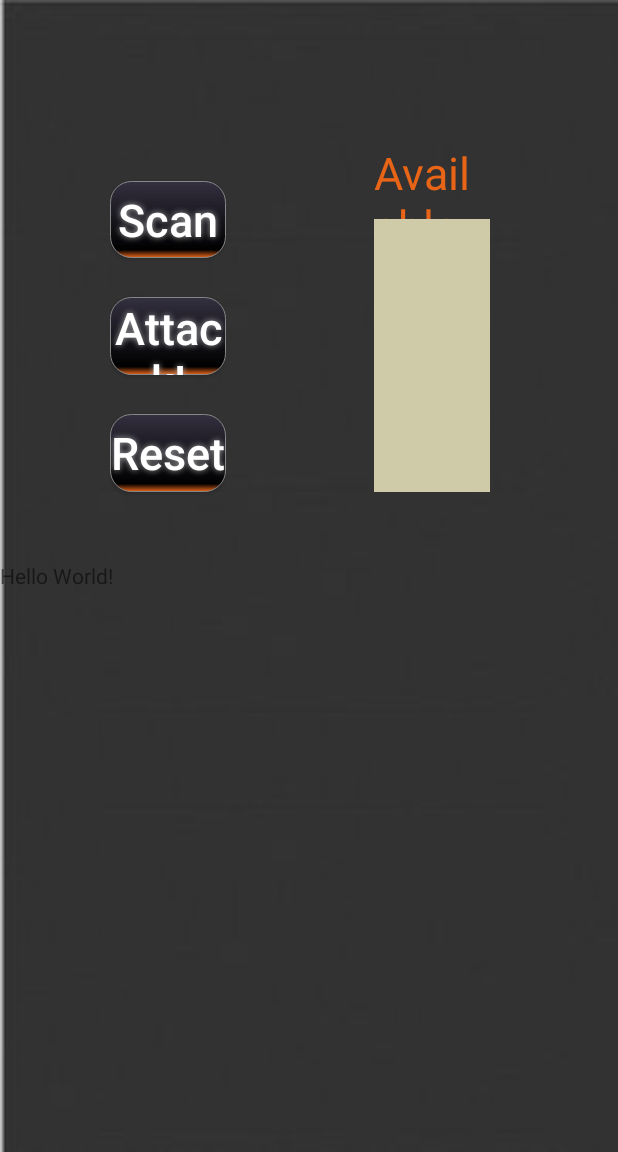
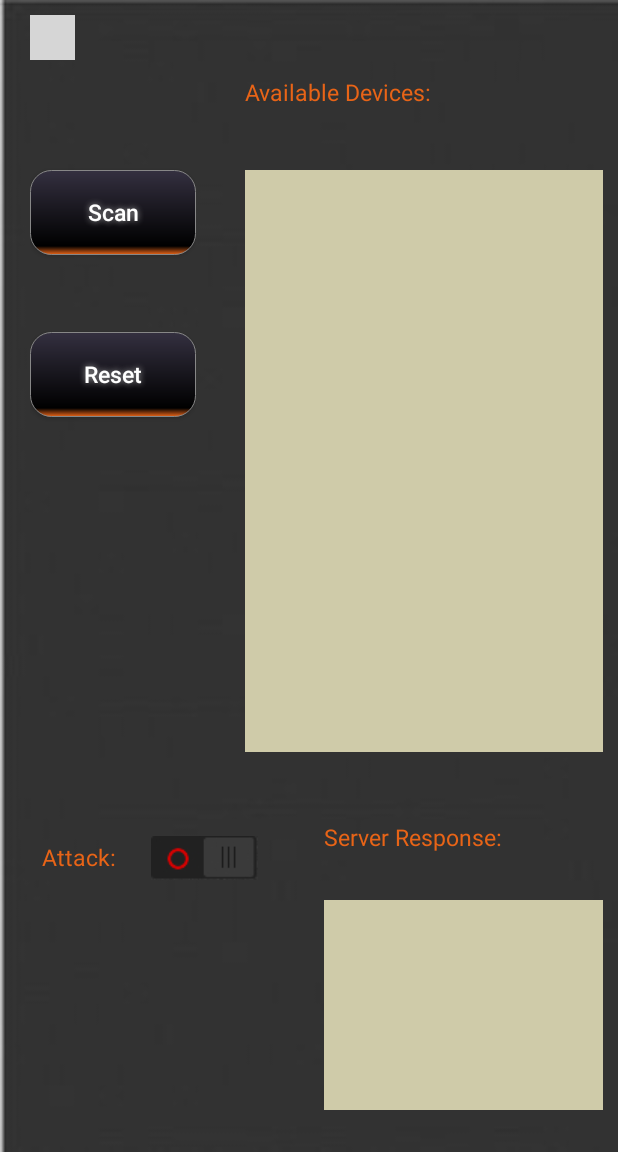
Before and after one commit to mishaelm/android, an Android app: the screen it shows after launch (MainActivity), on a phone screen of 412 x 824 dp, the part 84-1236 px from its top. Run offline under Robolectric (Android 15) with nearby library versions, the phone set to English and light mode, and no system bars; grey boxes are pictures that could not be loaded.

Commit message:
connection  established --todo--  - check first connection slow response  - create settings dialog

```diff
--- a/app/src/main/java/com/exper/bluejack/MainActivity.java
+++ b/app/src/main/java/com/exper/bluejack/MainActivity.java
@@ -2,19 +2,28 @@ package com.exper.bluejack;
 
 import android.bluetooth.BluetoothAdapter;
 import android.bluetooth.BluetoothDevice;
-import android.os.StatFs;
+import android.graphics.Color;
+import android.os.Handler;
+import android.os.Message;
 import android.support.v7.app.AppCompatActivity;
 import android.os.Bundle;
 import android.util.Log;
 import android.view.View;
+import android.widget.AdapterView;
 import android.widget.ArrayAdapter;
+import android.widget.Button;
+import android.widget.ImageButton;
 import android.widget.ListView;
+import android.widget.TextView;
+import android.widget.Toast;
 
 import java.io.BufferedReader;
 import java.io.IOException;
 import java.io.InputStreamReader;
 import java.io.PrintWriter;
+import java.lang.ref.WeakReference;
 import java.net.Socket;
+import java.net.SocketAddress;
 import java.net.UnknownHostException;
 import java.util.ArrayList;
 import java.util.List;
@@ -22,11 +31,40 @@ import java.util.Set;
 
 public class MainActivity extends AppCompatActivity {
     private static String TAG = "mmmMainActivity";
+    private static boolean enableAttack = false;
+
+    private static Handler handler = null;
 
     @Override
     protected void onCreate(Bundle savedInstanceState) {
         super.onCreate(savedInstanceState);
         setContentView(R.layout.activity_main);
+        ListView list = findViewById(R.id.lisView);
+        list.setOnItemClickListener(new AdapterView.OnItemClickListener() {
+            @Override
+            public void onItemClick(AdapterView<?> adapterView, View view, int i, long l) {
+                view.setBackgroundColor(Color.parseColor("#3F7AE0"));
+                enableAttack = true;
+            }
+        });
+
+        handler = new Handler(new Handler.Callback() {
+            @Override
+            public boolean handleMessage(Message message) {
+                ImageButton btn =  findViewById(R.id.attack_indicator);
+                btn.setImageDrawable(getResources().getDrawable(R.drawable.btn_off3));
+
+                Log.v(TAG, "handler received message");
+                if (message.arg1 == 0){
+                    Bundle temp = message.getData();
+                    TextView textView = findViewById(R.id.server_response_text);
+                    textView.setText(temp.getString("server_response"));;
+                }
+                return false;
+            }
+        });
+
+
     }
 
 
@@ -41,52 +79,99 @@ public class MainActivity extends AppCompatActivity {
             s.add(bt.getName());
 
         list.setAdapter(new ArrayAdapter<String>(this, R.layout.list_item_layout, s));
+    }
+
+
+
+    public void attackBtnClicked(View v){
+        if (enableAttack){
+            ImageButton attackIndicator =  findViewById(R.id.attack_indicator);
+            attackIndicator.setImageDrawable(getResources().getDrawable(R.drawable.btn_on3));
+            new Thread(new Run()).start();
+        }else{
+            Toast.makeText(this, "you must choose a device to attack", Toast.LENGTH_LONG).show();
+        }
 
 
     }
 
-    public void attackBtnClicked(View v){
-        new Thread(new run()).start();
 
-    }
+
 
     public void resetBtnClicked(View v){
 
     }
 
-    class run implements Runnable{
+
+    public void settingsBtnClicked(View v){
+
+    }
+
+    private void setServerResponse(String response){
+        TextView textView =  findViewById(R.id.server_response_text);
+        textView.setText(response);
+    }
+
+
+    static class Run implements Runnable{
+        static boolean running = false;
         @Override
-        public void run() {
+        public synchronized void run() {
+            enableAttack = false;
             //Create socket connection
+            String serverResponse = null;
+            Message msg = new Message();
             try{
                 Log.v(TAG,"creating socket" );
                 Socket socket = new Socket("192.168.1.103", 4321);
+//                socket.setSoTimeout(10000);
+                if (socket.isConnected()){
+                    Log.v(TAG, "is connected");
+                }
+                if (socket.isBound()){
+                    Log.v(TAG, "is bound");
+                }
+                if (socket.isInputShutdown()){
+                    Log.v(TAG, "InputShutdown");
+                }
+
+                if (socket.isOutputShutdown()){
+                    Log.v(TAG, "OutputShutdown");
+                }
+
 
                 PrintWriter out = new PrintWriter(socket.getOutputStream(),    true);
                 BufferedReader in = new BufferedReader(new InputStreamReader( socket.getInputStream()));
                 Log.v(TAG,"sending data" );
-                out.println("hey there");
+                out.println("hallo there");
+                try{
+                    serverResponse = in.readLine();
+                    Log.v(TAG,"Text received: " + serverResponse);
+                    if (serverResponse != null){
+                        msg.arg1 = 0;
+                    }
+                } catch (IOException e){
+                    msg.arg1 = -1;
+                    Log.v(TAG,"Read failed");
+                }
+            } catch (UnknownHostException e) {
+                msg.arg1 = -1;
+                Log.v(TAG,"Unknown host: 192.168.1.103" );
+                System.out.println("Unknown host: kq6py");
+            } catch  (IOException e) {
+                msg.arg1 = -1;
+                Log.v(TAG,"No I/O" );
+            }
+            if (msg.arg1 == 0){
+                Bundle bundle = new Bundle();
+                bundle.putString("server_response", serverResponse);
+                msg.setData(bundle);
+            }
+
+            handler.sendMessage(msg);
 
 
 
-
-
-
-                try{
-                    String line = in.readLine();
-                    Log.v(TAG,"Text received: " + line);
-                } catch (IOException e){
-                    Log.v(TAG,"Read failed");
-                    System.exit(1);
-                }
-            } catch (UnknownHostException e) {
-                Log.v(TAG,"Unknown host: 192.168.1.103" );
-                System.out.println("Unknown host: kq6py");
-                System.exit(1);
-            } catch  (IOException e) {
-                Log.v(TAG,"No I/O" );
-                System.exit(1);
-            }
         }
     }
 
--- /dev/null
+++ b/app/src/main/java/com/exper/bluejack/SettingsDialog.java
@@ -0,0 +1,15 @@
+package com.exper.bluejack;
+
+import android.app.Dialog;
+import android.content.Context;
+import android.support.annotation.NonNull;
+
+/**
+ * Created by mishael on 11/23/17.
+ */
+
+public class SettingsDialog extends Dialog {
+    public SettingsDialog(@NonNull Context context) {
+        super(context);
+    }
+}
--- /dev/null
+++ b/app/src/main/res/layout-large/activity_main.xml
@@ -0,0 +1,140 @@
+<?xml version="1.0" encoding="utf-8"?>
+<LinearLayout
+    xmlns:android="http://schemas.android.com/apk/res/android"
+    xmlns:app="http://schemas.android.com/apk/res-auto"
+    android:orientation="vertical"
+    android:background="@drawable/bcgrd075"
+    android:layout_width="match_parent"
+    android:layout_height="match_parent"
+    android:layoutDirection="ltr"
+    android:weightSum="100">
+    <LinearLayout
+        android:layout_width="match_parent"
+        android:layout_height="0dp"
+        android:layout_weight="10"></LinearLayout>
+    <LinearLayout
+        android:orientation="horizontal"
+        android:layout_width="match_parent"
+        android:layout_height="0dp"
+        android:layout_weight="40"
+        android:layout_marginLeft="30dp"
+        android:layout_marginRight="30dp"
+        android:weightSum="3">
+        <LinearLayout
+            android:layout_width="0dp"
+            android:layout_height="match_parent"
+            android:layout_weight="0.2"/>
+        <LinearLayout
+            android:orientation="vertical"
+            android:layout_width="0dp"
+            android:layout_height="match_parent"
+            android:layout_weight="1"
+            android:gravity="center"
+            android:padding="20dp"
+            android:paddingLeft="40dp"
+            android:paddingRight="90dp"
+            android:layout_gravity="center"
+            android:weightSum="10">
+            <Button
+                android:id="@+id/scan_btn"
+
+                android:text="Scan"
+                android:textColor="#FFFFFF"
+                android:textSize="30dp"
+                android:textAllCaps="false"
+                android:layout_width="match_parent"
+                android:layout_height="0dp"
+                android:layout_weight="2"
+                android:background="@drawable/buttonshape"
+                android:shadowColor="#A8A8A8"
+                android:shadowDx="0"
+                android:shadowDy="0"
+                android:shadowRadius="5"
+                android:onClick="scanBtnClicked"
+                />
+            <LinearLayout
+                android:layout_width="match_parent"
+                android:layout_height="0dp"
+                android:layout_weight="1"/>
+            <Button
+                android:id="@+id/attack_btn"
+                android:textAllCaps="false"
+                android:text="Attack!"
+                android:textColor="#FFFFFF"
+                android:textSize="30sp"
+
+                android:layout_width="match_parent"
+                android:layout_height="0dp"
+                android:layout_weight="2"
+                android:background="@drawable/buttonshape"
+                android:shadowColor="#A8A8A8"
+                android:shadowDx="0"
+                android:shadowDy="0"
+                android:shadowRadius="5"
+                android:onClick="attackBtnClicked"
+                />
+            <LinearLayout
+                android:layout_width="match_parent"
+                android:layout_height="0dp"
+                android:layout_weight="1"/>
+            <Button
+                android:id="@+id/reset_btn"
+
+                android:text="Reset"
+                android:textColor="#FFFFFF"
+                android:textSize="30dp"
+                android:textAllCaps="false"
+                android:layout_width="match_parent"
+                android:layout_height="0dp"
+                android:layout_weight="2"
+                android:background="@drawable/buttonshape"
+                android:shadowColor="#A8A8A8"
+                android:shadowDx="0"
+                android:shadowDy="0"
+                android:shadowRadius="5"
+                android:onClick="resetBtnClicked"
+                />
+
+        </LinearLayout>
+        <LinearLayout
+            android:layout_width="0dp"
+            android:layout_height="match_parent"
+            android:layout_weight="0.5"></LinearLayout>
+        <LinearLayout
+            android:orientation="vertical"
+            android:layout_width="0dp"
+            android:layout_height="match_parent"
+            android:layout_weight="1"
+            android:padding="20dp"
+            android:weightSum="10">
+            <TextView
+                android:gravity="center_vertical|left"
+                android:layout_width="match_parent"
+                android:layout_height="0dp"
+                android:textSize="30dp"
+                android:layout_weight="2"
+                android:textColor="#E86417"
+                android:text="Available Devices:"/>
+            <ListView
+                android:id="@+id/lisView"
+                android:background="#CFCBA9"
+                android:layout_width="match_parent"
+                android:layout_height="0dp"
+                android:layout_weight="7"/>
+
+        </LinearLayout>
+
+    </LinearLayout>
+
+    <TextView
+        android:layout_width="wrap_content"
+        android:layout_height="wrap_content"
+        android:text="Hello World!"
+        app:layout_constraintBottom_toBottomOf="parent"
+        app:layout_constraintHorizontal_bias="0.356"
+        app:layout_constraintLeft_toLeftOf="parent"
+        app:layout_constraintRight_toRightOf="parent"
+        app:layout_constraintTop_toTopOf="parent"
+        app:layout_constraintVertical_bias="0.199" />
+
+</LinearLayout>
--- a/app/src/main/res/layout/activity_main.xml
+++ b/app/src/main/res/layout/activity_main.xml
@@ -9,84 +9,85 @@
     android:layoutDirection="ltr"
     android:weightSum="100">
     <LinearLayout
-        android:layout_width="match_parent"
-        android:layout_height="0dp"
-        android:layout_weight="10"></LinearLayout>
-    <LinearLayout
         android:orientation="horizontal"
         android:layout_width="match_parent"
         android:layout_height="0dp"
-        android:layout_weight="40"
-        android:layout_marginLeft="30dp"
-        android:layout_marginRight="30dp"
+        android:layout_weight="70"
+        android:layout_marginLeft="10dp"
+        android:layout_marginRight="10dp"
         android:weightSum="3">
-        <LinearLayout
-            android:layout_width="0dp"
-            android:layout_height="match_parent"
-            android:layout_weight="0.2"/>
+
         <LinearLayout
             android:orientation="vertical"
             android:layout_width="0dp"
             android:layout_height="match_parent"
             android:layout_weight="1"
-            android:gravity="center"
-            android:padding="20dp"
-            android:paddingLeft="40dp"
-            android:paddingRight="90dp"
+            android:gravity="top"
+            android:padding="10dp"
             android:layout_gravity="center"
             android:weightSum="10">
+            <LinearLayout
+                android:layout_width="match_parent"
+                android:layout_height="0dp"
+                android:layout_weight="2">
+                <ImageButton
+                    android:layout_width="30dp"
+                    android:layout_height="30dp"
+                    android:src="@drawable/settings_3_48_050"
+                    android:background="@android:color/transparent"
+                    android:onClick="settingsBtnClicked"
+                    />
+
+            </LinearLayout>
             <Button
                 android:id="@+id/scan_btn"
 
                 android:text="Scan"
                 android:textColor="#FFFFFF"
-                android:textSize="30sp"
+                android:textSize="15dp"
                 android:textAllCaps="false"
                 android:layout_width="match_parent"
                 android:layout_height="0dp"
-                android:layout_weight="2"
+                android:layout_weight="1.1"
                 android:background="@drawable/buttonshape"
                 android:shadowColor="#A8A8A8"
-                android:shadowDx="0"
-                android:shadowDy="0"
                 android:shadowRadius="5"
                 android:onClick="scanBtnClicked"
                 />
-            <LinearLayout
-                android:layout_width="match_parent"
-                android:layout_height="0dp"
-                android:layout_weight="1"/>
-            <Button
-                android:id="@+id/attack_btn"
-                android:textAllCaps="false"
-                android:text="Attack!"
-                android:textColor="#FFFFFF"
-                android:textSize="30sp"
+            <!--<LinearLayout-->
+                <!--android:layout_width="match_parent"-->
+                <!--android:layout_height="0dp"-->
+                <!--android:layout_weight="1"/>-->
+            <!--<Button-->
+                <!--android:id="@+id/attack_btn"-->
+                <!--android:textAllCaps="false"-->
+                <!--android:text="Attack!"-->
+                <!--android:textColor="#FFFFFF"-->
+                <!--android:textSize="15dp"-->
 
-                android:layout_width="match_parent"
-                android:layout_height="0dp"
-                android:layout_weight="2"
-                android:background="@drawable/buttonshape"
-                android:shadowColor="#A8A8A8"
-                android:shadowDx="0"
-                android:shadowDy="0"
-                android:shadowRadius="5"
-                android:onClick="attackBtnClicked"
-                />
+                <!--android:layout_width="match_parent"-->
+                <!--android:layout_height="0dp"-->
+                <!--android:layout_weight="1.5"-->
+                <!--android:background="@drawable/buttonshape"-->
+                <!--android:shadowColor="#A8A8A8"-->
+                <!--android:shadowDx="0"-->
+                <!--android:shadowDy="0"-->
+                <!--android:shadowRadius="5"-->
+                <!--android:onClick="attackBtnClicked"-->
+                <!--/>-->
             <LinearLayout
                 android:layout_width="match_parent"
                 android:layout_height="0dp"
                 android:layout_weight="1"/>
             <Button
                 android:id="@+id/reset_btn"
-
                 android:text="Reset"
                 android:textColor="#FFFFFF"
-                android:textSize="30sp"
+                android:textSize="15dp"
                 android:textAllCaps="false"
                 android:layout_width="match_parent"
                 android:layout_height="0dp"
-                android:layout_weight="2"
+                android:layout_weight="1.1"
                 android:background="@drawable/buttonshape"
                 android:shadowColor="#A8A8A8"
                 android:shadowDx="0"
@@ -99,20 +100,20 @@
         <LinearLayout
             android:layout_width="0dp"
             android:layout_height="match_parent"
-            android:layout_weight="0.5"></LinearLayout>
+            android:layout_weight="0.1"></LinearLayout>
         <LinearLayout
             android:orientation="vertical"
             android:layout_width="0dp"
             android:layout_height="match_parent"
-            android:layout_weight="1"
-            android:padding="20dp"
+            android:layout_weight="2"
+            android:padding="10dp"
             android:weightSum="10">
             <TextView
                 android:gravity="center_vertical|left"
                 android:layout_width="match_parent"
                 android:layout_height="0dp"
-                android:textSize="30dp"
                 android:layout_weight="2"
+                android:textSize="15dp"
                 android:textColor="#E86417"
                 android:text="Available Devices:"/>
             <ListView
@@ -120,21 +121,84 @@
                 android:background="#CFCBA9"
                 android:layout_width="match_parent"
                 android:layout_height="0dp"
-                android:layout_weight="7"/>
+                android:layout_weight="7.5"/>
 
         </LinearLayout>
 
     </LinearLayout>
+    <LinearLayout
+        android:layout_width="match_parent"
+        android:layout_height="0dp"
+        android:orientation="horizontal"
+        android:layout_weight="30"
+        android:weightSum="2">
+        <LinearLayout
+            android:orientation="vertical"
+            android:layout_width="0dp"
+            android:layout_height="match_parent"
+            android:layout_weight="1"
+            android:paddingLeft="10dp"
+            android:weightSum="5">
+            <LinearLayout
+                android:layout_width="match_parent"
+                android:layout_height="0dp"
+                android:orientation="horizontal"
+                android:layout_weight="1.5"
+                android:gravity="center"
+                android:weightSum="7">
+                <TextView
+                    android:layout_width="0dp"
+                    android:layout_height="match_parent"
+                    android:layout_weight="3"
+                    android:gravity="center"
+                    android:text="Attack:"
+                    android:textSize="15dp"
+                    android:textColor="#E86417"/>
+                <ImageButton
+                    android:id="@+id/attack_indicator"
+                    android:layout_width="0dp"
+                    android:layout_height="match_parent"
+                    android:layout_weight="3"
+                    android:background="@android:color/transparent"
+                    android:onClick="attackBtnClicked"
+                    android:src="@drawable/btn_off3"/>
+                <ImageView
+                    android:layout_width="0dp"
+                    android:layout_height="match_parent"
+                    android:layout_weight="1"/>
 
-    <TextView
-        android:layout_width="wrap_content"
-        android:layout_height="wrap_content"
-        android:text="Hello World!"
-        app:layout_constraintBottom_toBottomOf="parent"
-        app:layout_constraintHorizontal_bias="0.356"
-        app:layout_constraintLeft_toLeftOf="parent"
-        app:layout_constraintRight_toRightOf="parent"
-        app:layout_constraintTop_toTopOf="parent"
-        app:layout_constraintVertical_bias="0.199" />
+
+            </LinearLayout>
+
+
+
+        </LinearLayout>
+        <LinearLayout
+            android:orientation="vertical"
+            android:layout_width="0dp"
+            android:layout_height="match_parent"
+            android:layout_weight="1"
+            android:padding="10dp"
+            android:gravity="left"
+            android:weightSum="6">
+            <TextView
+                android:layout_width="match_parent"
+                android:layout_height="0dp"
+                android:layout_weight="1.5"
+                android:text="Server Response:"
+                android:textSize="15dp"
+                android:textColor="#E86417"/>
+            <TextView
+                android:id="@+id/server_response_text"
+                android:layout_width="match_parent"
+                android:layout_height="0dp"
+                android:layout_weight="4"
+                android:background="#CFCBA9"
+                />
+        </LinearLayout>
+
+    </LinearLayout>
+
+
 
 </LinearLayout>
```
Also changed, not shown: app/src/main/res/drawable/btn_off3.jpg (added), app/src/main/res/drawable/btn_on3.jpg (added), app/src/main/res/drawable/off_btn_025.jpg (added), app/src/main/res/drawable/settings_icon_075.png (added).
